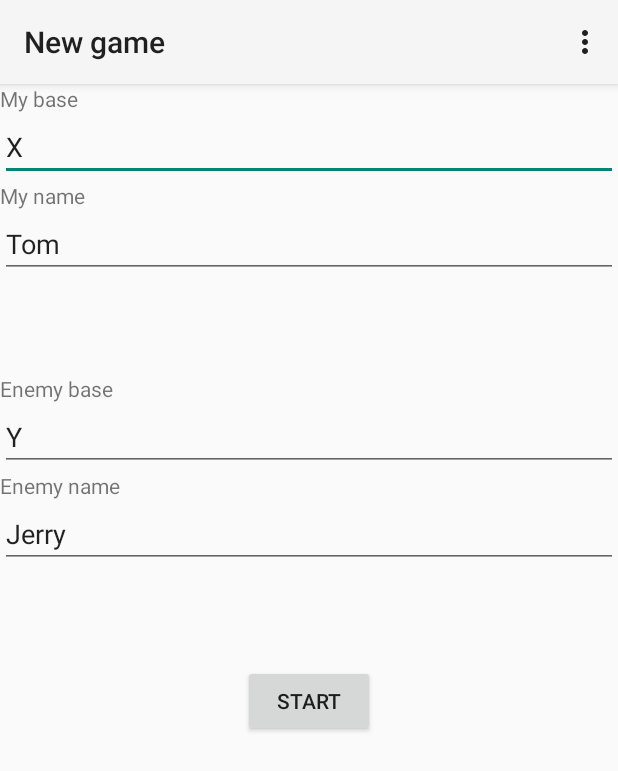
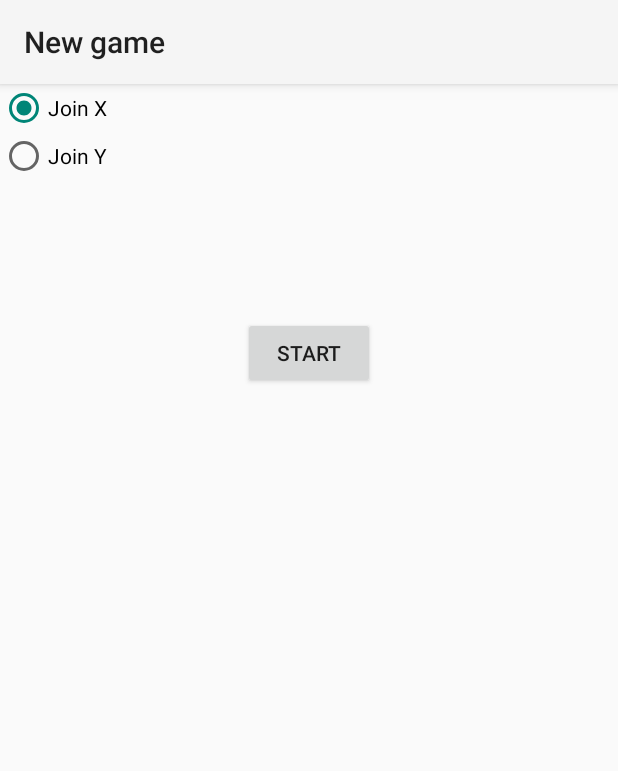
Before and after one commit to lannka/strangersgame, an Android app: the NewGameActivity screen opened directly, with no data from a screen before it, on a phone screen of 412 x 824 dp. Shown: the top 771 px of the screen. Run offline under Robolectric (Android 15) with nearby library versions, the phone set to English and light mode, and no system bars.

Commit message:
Use radio button to join team, instead of text boxes.

```diff
--- a/app/src/main/java/com/example/dinghongfei/strangersgame/NewGameActivity.java
+++ b/app/src/main/java/com/example/dinghongfei/strangersgame/NewGameActivity.java
@@ -3,62 +3,29 @@ package com.example.dinghongfei.strangersgame;
 import android.app.Activity;
 import android.content.SharedPreferences;
 import android.os.Bundle;
-import android.view.Menu;
-import android.view.MenuItem;
 import android.view.View;
 import android.widget.Button;
-import android.widget.EditText;
+import android.widget.RadioButton;
 
 public class NewGameActivity extends Activity {
-
-    private Button finish_button;
-    private EditText self_instance_id_text;
-    private EditText self_base_instance_id_text;
-    private EditText opponent_instance_id_text;
-    private EditText opponent_base_instance_id_text;
 
   @Override
   protected void onCreate(Bundle savedInstanceState) {
       super.onCreate(savedInstanceState);
       setContentView(R.layout.activity_new_game);
-        finish_button = (Button)findViewById(R.id.finishButton);
-        self_instance_id_text = (EditText)findViewById(R.id.playerOneText);
-        self_base_instance_id_text = (EditText)findViewById(R.id.baseOneText);
-        opponent_instance_id_text = (EditText)findViewById(R.id.playTwoText);
-        opponent_base_instance_id_text = (EditText)findViewById(R.id.baseTwoText);
+    final RadioButton radioTeamX = (RadioButton)findViewById(R.id.radio_team_x);
+    Button finish_button = (Button)findViewById(R.id.finishButton);
 
-        SharedPreferences sharedPref = getSharedPreferences(Constants.SHARED_PREFERENCE, MODE_PRIVATE);
-        String text = sharedPref.getString(getString(R.string.self_instance_id), "");
-        self_instance_id_text.setText(text);
-        text = sharedPref.getString(getString(R.string.self_base_instance_id), "");
-        self_base_instance_id_text.setText(text);
-        text = sharedPref.getString(getString(R.string.opponent_instance_id), "");
-        opponent_instance_id_text.setText(text);
-        text = sharedPref.getString(getString(R.string.opponent_base_instance_id), "");
-        opponent_base_instance_id_text.setText(text);
-
-        if (self_instance_id_text.getText().length() == 0) {
-          self_instance_id_text.setText("Tom");
-        }
-        if (self_base_instance_id_text.getText().length() == 0) {
-          self_base_instance_id_text.setText("X");
-        }
-        if (opponent_instance_id_text.getText().length() == 0) {
-          opponent_instance_id_text.setText("Jerry");
-        }
-        if (opponent_base_instance_id_text.getText().length() == 0) {
-          opponent_base_instance_id_text.setText("Y");
-        }
     finish_button.setOnClickListener(new View.OnClickListener() {
       @Override
       public void onClick(View v) {
         SharedPreferences sharedPref = getSharedPreferences(Constants.SHARED_PREFERENCE, MODE_PRIVATE);
         SharedPreferences.Editor editor = sharedPref.edit();
 
-                editor.putString(getString(R.string.self_instance_id), self_instance_id_text.getText().toString());
-                editor.putString(getString(R.string.self_base_instance_id), self_base_instance_id_text.getText().toString());
-                editor.putString(getString(R.string.opponent_instance_id), opponent_instance_id_text.getText().toString());
-                editor.putString(getString(R.string.opponent_base_instance_id), opponent_base_instance_id_text.getText().toString());
+        editor.putString(getString(R.string.self_instance_id), radioTeamX.isChecked() ? "Tom" : "Jerry");
+        editor.putString(getString(R.string.self_base_instance_id), radioTeamX.isChecked() ? "X" : "Y");
+        editor.putString(getString(R.string.opponent_instance_id), radioTeamX.isChecked() ? "Jerry" : "Tom");
+        editor.putString(getString(R.string.opponent_base_instance_id), radioTeamX.isChecked() ? "Y" : "X");
         editor.commit();
 
         setResult(RESULT_OK);
@@ -66,26 +33,4 @@ public class NewGameActivity extends Activity {
       }
     });
   }
-
-    @Override
-    public boolean onCreateOptionsMenu(Menu menu) {
-        // Inflate the menu; this adds items to the action bar if it is present.
-        getMenuInflater().inflate(R.menu.menu_settings, menu);
-        return true;
 }
-
-    @Override
-    public boolean onOptionsItemSelected(MenuItem item) {
-        // Handle action bar item clicks here. The action bar will
-        // automatically handle clicks on the Home/Up button, so long
-        // as you specify a parent activity in AndroidManifest.xml.
-        int id = item.getItemId();
-
-        //noinspection SimplifiableIfStatement
-        if (id == R.id.action_settings) {
-            return true;
-        }
-
-        return super.onOptionsItemSelected(item);
-    }
-}
--- a/app/src/main/res/layout/activity_new_game.xml
+++ b/app/src/main/res/layout/activity_new_game.xml
@@ -4,65 +4,20 @@
     android:layout_height="match_parent"
     android:weightSum="1">
 
-    <TextView
-        android:layout_width="wrap_content"
-        android:layout_height="wrap_content"
-        android:text="My base"
-        android:id="@+id/baseOneTextView" />
-
-    <EditText
-        android:layout_width="match_parent"
-        android:layout_height="wrap_content"
-        android:inputType="textPersonName"
-        android:ems="10"
-        android:id="@+id/baseOneText" />
-
-    <TextView
-        android:layout_width="wrap_content"
-        android:layout_height="wrap_content"
-        android:text="My name"
-        android:id="@+id/playerOneTextView" />
-
-    <EditText
-        android:layout_width="match_parent"
-        android:layout_height="wrap_content"
-        android:inputType="textPersonName"
-        android:ems="10"
-        android:id="@+id/playerOneText"
-        android:layout_gravity="center_horizontal" />
-
-    <Space
-        android:layout_width="match_parent"
-        android:layout_height="wrap_content"
-        android:layout_gravity="center_horizontal"
-        android:layout_weight="0.14" />
-
-    <TextView
-        android:layout_width="wrap_content"
-        android:layout_height="wrap_content"
-        android:text="Enemy base"
-        android:id="@+id/baseTwoTextView" />
-
-    <EditText
-        android:layout_width="match_parent"
-        android:layout_height="wrap_content"
-        android:inputType="textPersonName"
-        android:ems="10"
-        android:id="@+id/baseTwoText"
-        android:layout_gravity="center_horizontal" />
-
-    <TextView
-        android:layout_width="wrap_content"
-        android:layout_height="wrap_content"
-        android:text="Enemy name"
-        android:id="@+id/playerTwoTextView" />
-
-    <EditText
-        android:layout_width="match_parent"
-        android:layout_height="wrap_content"
-        android:inputType="textPersonName"
-        android:ems="10"
-        android:id="@+id/playTwoText" />
+    <RadioGroup xmlns:android="http://schemas.android.com/apk/res/android"
+                android:layout_width="fill_parent"
+                android:layout_height="wrap_content"
+                android:orientation="vertical">
+        <RadioButton android:id="@+id/radio_team_x"
+                     android:layout_width="wrap_content"
+                     android:layout_height="wrap_content"
+                     android:text="@string/team_x"
+                     android:checked="true"/>
+        <RadioButton android:id="@+id/radio_team_y"
+                     android:layout_width="wrap_content"
+                     android:layout_height="wrap_content"
+                     android:text="@string/team_y"/>
+    </RadioGroup>
 
     <Space
         android:layout_width="match_parent"
--- a/app/src/main/res/values/strings.xml
+++ b/app/src/main/res/values/strings.xml
@@ -12,4 +12,6 @@
     <string name="self_base_instance_id">SELF_BASE_ID</string>
     <string name="opponent_instance_id">OPPONENT_ID</string>
     <string name="opponent_base_instance_id">OPPONENT_BASE_ID</string>
+    <string name="team_y">Join Y</string>
+    <string name="team_x">Join X</string>
 </resources>
```
Lines whose indentation alone changed are shown as unchanged.
